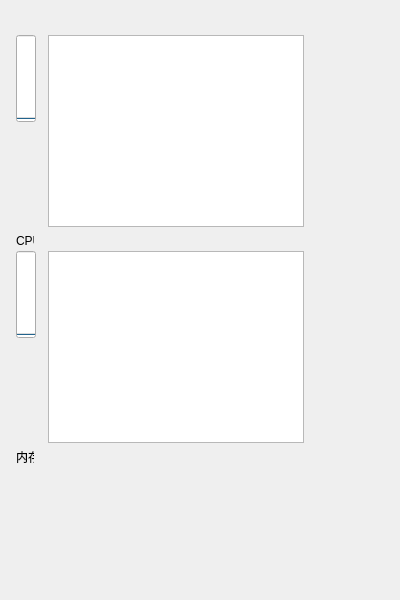
Before: the Qt Designer form cpustate.ui in RobetZyarde/MySystemWatcher, drawn with Qt 5.
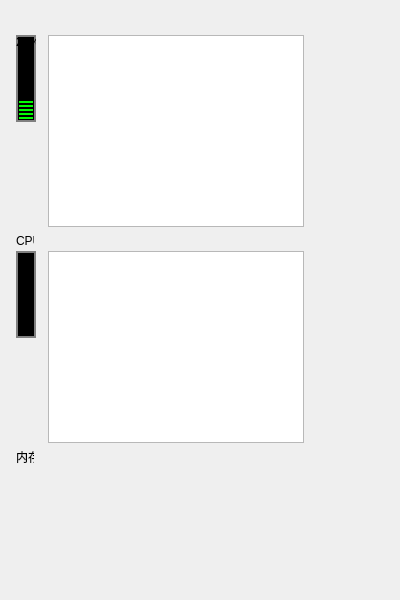
After: the same form once the commit is applied. Icons and pictures are not drawn.

The edit to the form file:
```diff
--- a/cpustate.ui
+++ b/cpustate.ui
@@ -48,6 +48,20 @@
      <height>87</height>
     </rect>
    </property>
+   <property name="styleSheet">
+    <string notr="true">QProgressBar{
+border:2px solid grey;
+background-color:rgb(0, 0, 0);
+background-image:url(:/qss/ledunlit.bmp);
+background-repeat: repeat-y;
+}
+
+QProgressBar::chunk {
+background:rgb(0, 255, 0);
+height: 2px;
+margin: 0.5px;
+}</string>
+   </property>
    <property name="value">
     <number>0</number>
    </property>
@@ -66,6 +80,9 @@
    <property name="textDirection">
     <enum>QProgressBar::TopToBottom</enum>
    </property>
+   <property name="format">
+    <string notr="true">%p%</string>
+   </property>
   </widget>
   <widget class="QProgressBar" name="progressBar_2">
    <property name="geometry">
@@ -76,12 +93,29 @@
      <height>87</height>
     </rect>
    </property>
+   <property name="styleSheet">
+    <string notr="true">QProgressBar{
+border:2px solid grey;
+background-color:rgb(0, 0, 0);
+background-image:url(:/qss/ledunlit.bmp);
+background-repeat: repeat-y;
+}
+
+QProgressBar::chunk {
+background:rgb(0, 255, 0);
+height: 2px;
+margin: 0.5px;
+}</string>
+   </property>
    <property name="value">
-    <number>0</number>
+    <number>24</number>
    </property>
    <property name="orientation">
     <enum>Qt::Vertical</enum>
    </property>
+   <property name="format">
+    <string notr="true">%p%</string>
+   </property>
   </widget>
   <widget class="QLabel" name="label_2">
    <property name="geometry">
```
Left out of the diff: 6 changed lines with no effect on the pictures.
